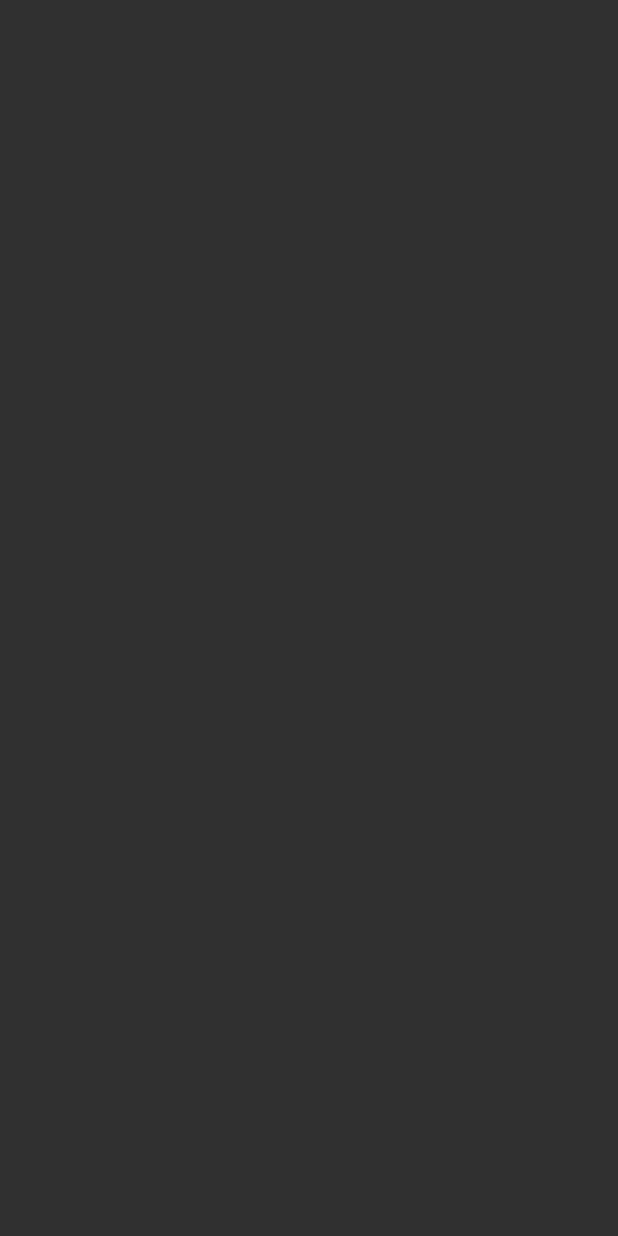
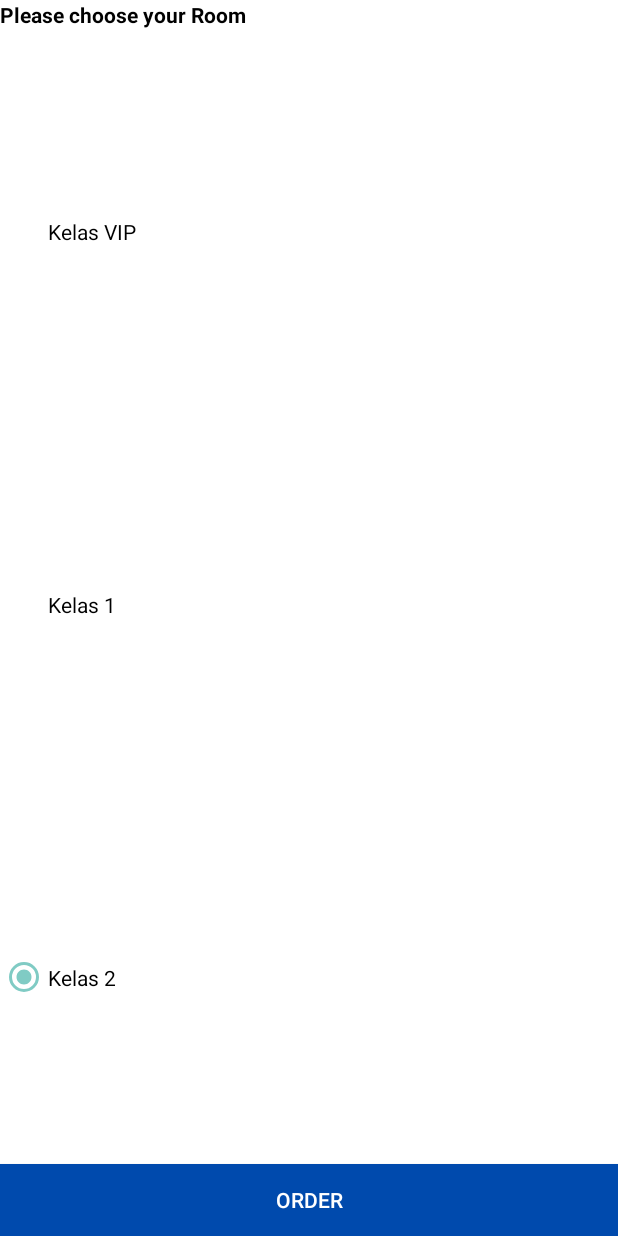
Before and after one commit to szuryanailham/Healtcare_hospital, an Android app: the RoomActivity screen opened directly, with no data from a screen before it, on a phone screen of 412 x 824 dp. Before the commit the screen is empty. Run offline under Robolectric (Android 15) with nearby library versions, the phone set to English and light mode, and no system bars.

Commit message:
update : activity_room.xml end RoomActivity.kt but not finished

```diff
--- a/app/src/main/java/com/example/selfhealth_app/RoomActivity.kt
+++ b/app/src/main/java/com/example/selfhealth_app/RoomActivity.kt
@@ -2,6 +2,7 @@ package com.example.selfhealth_app
 
 import androidx.appcompat.app.AppCompatActivity
 import android.os.Bundle
+import android.widget.RadioButton
 import com.example.selfhealth_app.R
 
 class RoomActivity : AppCompatActivity() {
@@ -9,4 +10,26 @@ class RoomActivity : AppCompatActivity() {
         super.onCreate(savedInstanceState)
         setContentView(R.layout.activity_room)
     }
+    fun onRadioButtonClicked(view: ) {
+        if (view is RadioButton) {
+            // Is the button now checked?
+            val checked = view.isChecked
+
+            // Check which radio button was clicked
+            when (view.getId()) {
+                R.id.rdb1 ->
+                    if (checked) {
+
+                    }
+                R.id.rdb2 ->
+                    if (checked) {
+
+                    }
+                R.id.rdb3 ->
+                    if (checked) {
+
+                    }
+            }
+        }
+    }
 }
--- a/app/src/main/res/layout/activity_room.xml
+++ b/app/src/main/res/layout/activity_room.xml
@@ -4,6 +4,59 @@
     xmlns:tools="http://schemas.android.com/tools"
     android:layout_width="match_parent"
     android:layout_height="match_parent"
+    android:orientation="vertical"
+    android:background="@color/white"
     tools:context=".RoomActivity">
 
+
+
+    <RadioGroup
+        android:id="@+id/radiogrup"
+        android:layout_width="match_parent"
+        android:layout_height="match_parent"
+        android:orientation="vertical">
+
+        <TextView
+            android:layout_width="412dp"
+            android:layout_height="30dp"
+            android:text="Please choose your Room"
+            android:textStyle="bold"
+            android:textColor="@color/black"/>
+
+        <RadioButton
+            android:id="@+id/rdb1"
+            android:layout_width="match_parent"
+            android:layout_height="wrap_content"
+            android:layout_weight="1"
+            android:checked="true"
+            android:text="Kelas VIP"
+            android:textColor="@color/black"/>
+
+        <RadioButton
+            android:id="@+id/rdb2"
+            android:layout_width="match_parent"
+            android:layout_height="wrap_content"
+            android:layout_weight="1"
+            android:checked="true"
+            android:text="Kelas 1"
+            android:textColor="@color/black"/>
+
+        <RadioButton
+            android:id="@+id/rdb3"
+            android:layout_width="match_parent"
+            android:layout_height="wrap_content"
+            android:layout_weight="1"
+            android:checked="true"
+            android:text="Kelas 2"
+            android:textColor="@color/black"/>
+
+        <Button
+            android:layout_width="match_parent"
+            android:layout_height="wrap_content"
+            android:text="Order"
+            android:background="@color/blueHealth"
+            android:onClick=""/>
+
+    </RadioGroup>
+
 </androidx.constraintlayout.widget.ConstraintLayout>
```
